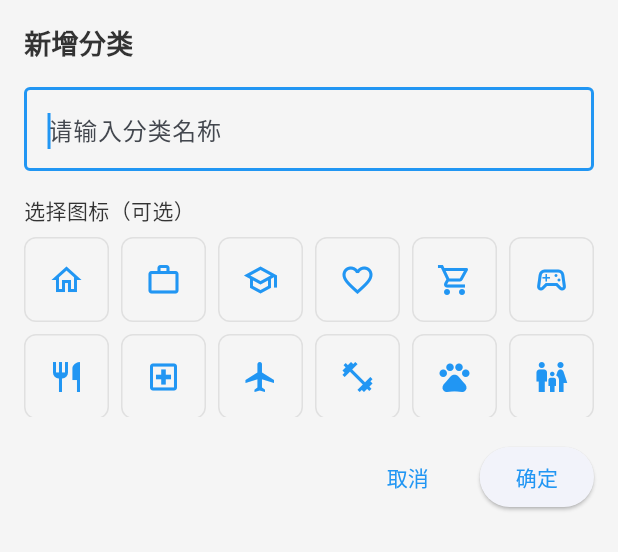
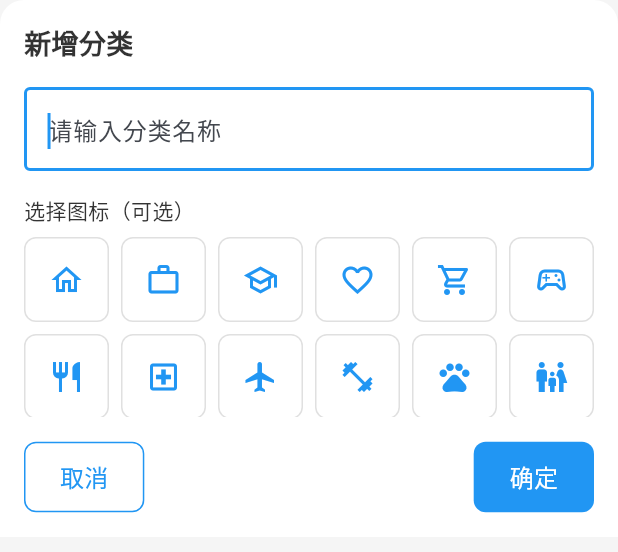
Before and after one commit to Airlur/remind_me, a Flutter app: the AddCategoryDialog widget shown alone on an empty page, opened directly, on a phone screen of 412 x 824 dp. Shown: the top 552 px of the screen. Run offline on Flutter 3.47's test engine with Material 3 defaults, Android fonts, the light colour scheme and no system bars; our stand-ins replace equatable, flutter_bloc, flutter_slidable, get_it, hive, hive_flutter and 2 more; missing offline and left inert: lunar; accounts and stored records are empty.

Commit message:
ui：分类新增/编辑弹窗背景，按钮样式美化

```diff
--- a/lib/views/pages/date/components/category/add_category_dialog.dart
+++ b/lib/views/pages/date/components/category/add_category_dialog.dart
@@ -4,6 +4,7 @@ import 'package:remind_me/models/category.dart';
 import 'package:remind_me/blocs/event/event_bloc.dart';
 import 'package:remind_me/blocs/event/event_event.dart';
 import 'package:remind_me/blocs/event/event_state.dart';
+import 'package:remind_me/theme/app_colors.dart';
 
 class AddCategoryDialog extends StatefulWidget {
   const AddCategoryDialog({super.key});
@@ -59,6 +60,12 @@ class _AddCategoryDialogState extends State<AddCategoryDialog> {
         ),
         child: Container(
           padding: const EdgeInsets.all(16),
+          decoration: const BoxDecoration(
+            color: AppColors.surface,
+            borderRadius: const BorderRadius.vertical(
+              top: Radius.circular(16),
+            ),
+          ),
           child: Column(
             mainAxisSize: MainAxisSize.min,
             crossAxisAlignment: CrossAxisAlignment.stretch,
@@ -121,14 +128,26 @@ class _AddCategoryDialogState extends State<AddCategoryDialog> {
               ),
               const SizedBox(height: 16),
               Row(
-                mainAxisAlignment: MainAxisAlignment.end,
+                mainAxisAlignment: MainAxisAlignment.spaceBetween,
                 children: [
-                  TextButton(
+                  OutlinedButton(
                     onPressed: () => Navigator.pop(context),
-                    child: const Text('取消'),
+                    style: OutlinedButton.styleFrom(
+                      padding: const EdgeInsets.symmetric(horizontal: 24, vertical: 12),
+                      shape: RoundedRectangleBorder(
+                        borderRadius: BorderRadius.circular(8),
+                      ),
+                      side: BorderSide(
+                        color: Theme.of(context).colorScheme.primary,
+                      ),
+                      foregroundColor: Theme.of(context).colorScheme.primary,
+                    ),
+                    child: const Text(
+                      '取消',
+                      style: TextStyle(fontSize: 16),
+                    ),
                   ),
-                  const SizedBox(width: 16),
-                  ElevatedButton(
+                  FilledButton(
                     onPressed: () {
                       if (_controller.text.isNotEmpty) {
                         final category = Category(
@@ -138,7 +157,16 @@ class _AddCategoryDialogState extends State<AddCategoryDialog> {
                         context.read<EventBloc>().add(AddCategory(category));
                       }
                     },
-                    child: const Text('确定'),
+                    style: FilledButton.styleFrom(
+                      padding: const EdgeInsets.symmetric(horizontal: 24, vertical: 12),
+                      shape: RoundedRectangleBorder(
+                        borderRadius: BorderRadius.circular(8),
+                      ),
+                    ),
+                    child: const Text(
+                      '确定',
+                      style: TextStyle(fontSize: 16),
+                    ),
                   ),
                 ],
               ),
```
Also changed, not shown: lib/views/pages/date/components/category/edit_category_dialog.dart (+34 -6 lines).
